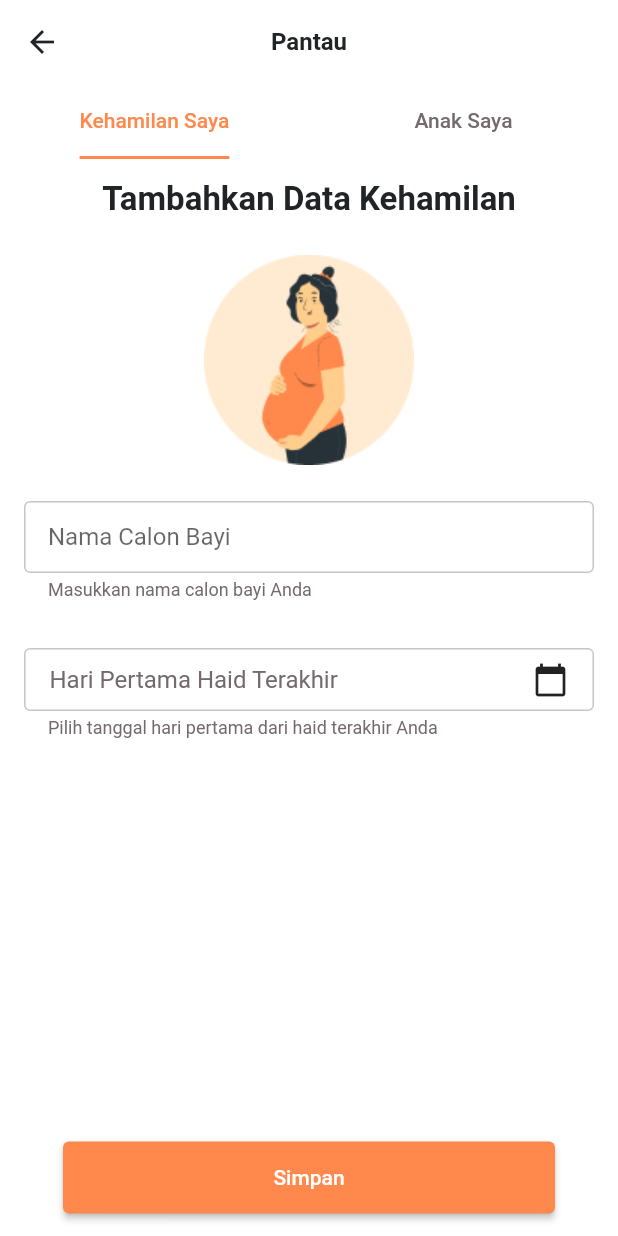
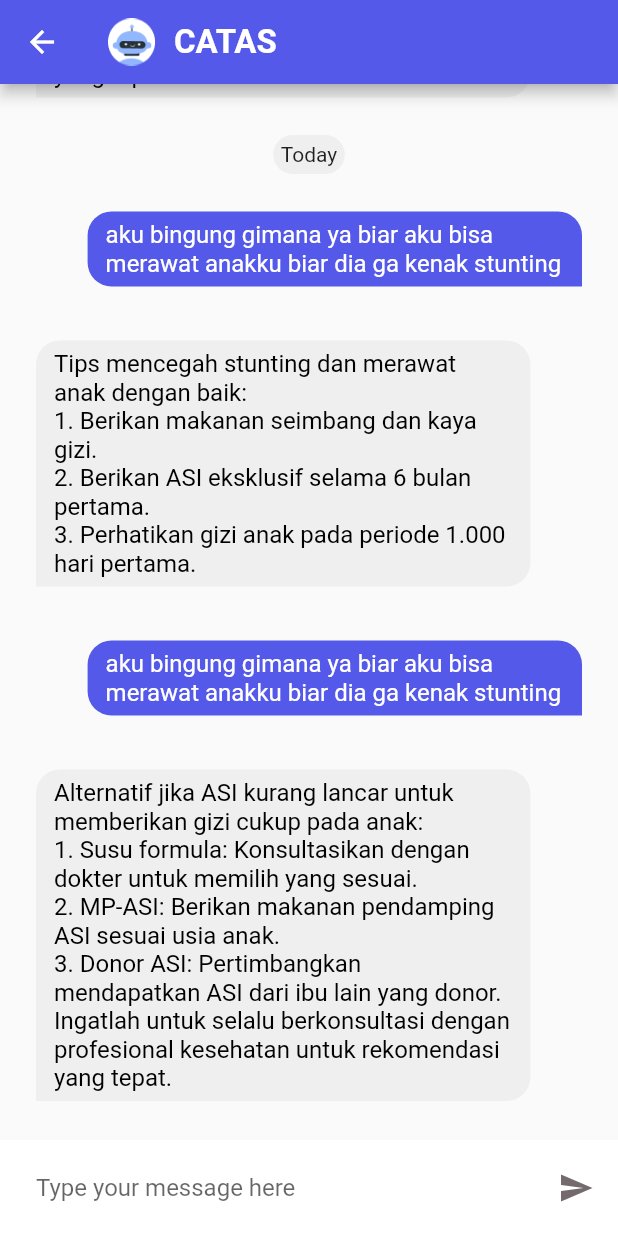
Before and after one commit to AbdullahFathan/sipas-fe, a Flutter app: the screen it shows after launch, on a phone screen of 412 x 824 dp. Run offline on Flutter 3.47's test engine with Material 2 defaults, Android fonts, the light colour scheme and no system bars; drawn by our look-alikes of chat_bubbles, grouped_list; our stand-ins replace flutter_svg; project files that could hold a hidden picture were left out.

Commit message:
style: chat catas ai done

```diff
--- a/lib/config/color_theme.dart
+++ b/lib/config/color_theme.dart
@@ -19,3 +19,5 @@ const orangeColor = Color(0xffFF884C);
 const erorColor = Color(0xffE84C3D);
 
 const blueColor = Color(0xff5459E9);
+
+const greyWhite = Color(0xffEFEFEF);
--- /dev/null
+++ b/lib/data/constants/mesage_const.dart
@@ -0,0 +1,43 @@
+class Message {
+  final String text;
+  final DateTime date;
+  final bool isSentByMe;
+  Message({
+    required this.text,
+    required this.date,
+    required this.isSentByMe,
+  });
+}
+
+List<Message> message = [
+  Message(
+      text:
+          'aku bingung gimana ya biar aku bisa merawat anakku biar dia ga kenak stunting',
+      date: DateTime.now().subtract(const Duration(minutes: 1)),
+      isSentByMe: true),
+  Message(
+      text:
+          'Tips mencegah stunting dan merawat anak dengan baik: \n1. Berikan makanan seimbang dan kaya gizi. \n2. Berikan ASI eksklusif selama 6 bulan pertama. \n3. Perhatikan gizi anak pada periode 1.000 hari pertama.',
+      date: DateTime.now().subtract(const Duration(minutes: 2)),
+      isSentByMe: false),
+  Message(
+      text:
+          'aku bingung gimana ya biar aku bisa merawat anakku biar dia ga kenak stunting',
+      date: DateTime.now().subtract(const Duration(minutes: 3)),
+      isSentByMe: true),
+  Message(
+      text:
+          'Alternatif jika ASI kurang lancar untuk memberikan gizi cukup pada anak: \n1. Susu formula: Konsultasikan dengan dokter untuk memilih yang sesuai. \n2. MP-ASI: Berikan makanan pendamping ASI sesuai usia anak. \n3. Donor ASI: Pertimbangkan mendapatkan ASI dari ibu lain yang donor. Ingatlah untuk selalu berkonsultasi dengan profesional kesehatan untuk rekomendasi yang tepat.',
+      date: DateTime.now().subtract(const Duration(minutes: 4)),
+      isSentByMe: false),
+  Message(
+      text:
+          'aku bingung gimana ya biar aku bisa merawat anakku biar dia ga kenak stunting',
+      date: DateTime.now().subtract(const Duration(days: 2)),
+      isSentByMe: true),
+  Message(
+      text:
+          'Alternatif jika ASI kurang lancar untuk memberikan gizi cukup pada anak: \n1. Susu formula: Konsultasikan dengan dokter untuk memilih yang sesuai. \n2. MP-ASI: Berikan makanan pendamping ASI sesuai usia anak. \n3. Donor ASI: Pertimbangkan mendapatkan ASI dari ibu lain yang donor. Ingatlah untuk selalu berkonsultasi dengan profesional kesehatan untuk rekomendasi yang tepat.',
+      date: DateTime.now().subtract(const Duration(days: 2)),
+      isSentByMe: false),
+];
--- a/lib/main.dart
+++ b/lib/main.dart
@@ -1,5 +1,5 @@
 import 'package:flutter/material.dart';
-import 'package:sipas/pages/homepage/pantau_bayi_page.dart';
+import 'package:sipas/pages/homepage/chat_page.dart';
 
 void main() {
   runApp(const MainApp());
@@ -15,7 +15,7 @@ class MainApp extends StatelessWidget {
       theme: ThemeData(fontFamily: "Roboto"),
       // initialRoute: "/",
       // onGenerateRoute: RouteGenerator.generateRoute,
-      home: PantauAnakPage(),
+      home: const ChatPages(),
     );
   }
 }
--- /dev/null
+++ b/lib/pages/homepage/chat_page.dart
@@ -0,0 +1,85 @@
+import 'package:chat_bubbles/chat_bubbles.dart';
+import 'package:flutter/material.dart';
+import 'package:grouped_list/grouped_list.dart';
+import 'package:sipas/config/color_theme.dart';
+import 'package:sipas/config/font_theme.dart';
+import 'package:sipas/data/constants/mesage_const.dart';
+
+class ChatPages extends StatefulWidget {
+  const ChatPages({Key? key}) : super(key: key);
+
+  @override
+  State<ChatPages> createState() => _ChatPagesState();
+}
+
+class _ChatPagesState extends State<ChatPages> {
+  @override
+  Widget build(BuildContext context) {
+    return Scaffold(
+      appBar: AppBar(
+        backgroundColor: blueColor,
+        leading: IconButton(
+            onPressed: () => Navigator.pop(context),
+            icon: const Icon(Icons.arrow_back)),
+        title: Row(
+          children: [
+            Image.asset(
+              'assets/images/catas_logo.jpg',
+              height: 32,
+              width: 32,
+            ),
+            const SizedBox(
+              width: 12,
+            ),
+            Text(
+              "CATAS",
+              style: heading1(colorFont: whiteColor),
+            ),
+          ],
+        ),
+      ),
+      body: Column(
+        children: [
+          Expanded(
+            child: GroupedListView<Message, DateTime>(
+                padding: const EdgeInsets.all(8),
+                reverse: true,
+                order: GroupedListOrder.DESC,
+                floatingHeader: true,
+                elements: message,
+                groupBy: (message) => DateTime(
+                      message.date.year,
+                      message.date.month,
+                      message.date.day,
+                    ),
+                groupHeaderBuilder: (Message message) => Center(
+                      child: DateChip(
+                        date: message.date,
+                        color: greyWhite,
+                      ),
+                    ),
+                itemBuilder: (context, Message message) => Padding(
+                      padding: const EdgeInsets.symmetric(vertical: 16),
+                      child: BubbleSpecialThree(
+                        text: message.text,
+                        color: message.isSentByMe ? blueColor : greyWhite,
+                        tail: true,
+                        isSender: message.isSentByMe,
+                        textStyle: TextStyle(
+                            color: message.isSentByMe
+                                ? Colors.white
+                                : Colors.black,
+                            fontSize: 16),
+                      ),
+                    )),
+          ),
+          MessageBar(
+            messageBarColor: whiteColor,
+            onSend: (_) => print("has send"),
+            sendButtonColor: greyColor,
+          ),
+        ],
+      ),
+    );
+  }
+}
--- a/pubspec.yaml
+++ b/pubspec.yaml
@@ -11,6 +11,7 @@ dependencies:
     sdk: flutter
   flutter_svg: ^2.0.7
   grouped_list: ^5.1.2
+  chat_bubbles: ^1.4.1
   intl: ^0.18.1
 
 dev_dependencies:
```
Also changed, not shown: assets/images/catas_logo.jpg (added), pubspec.lock.
